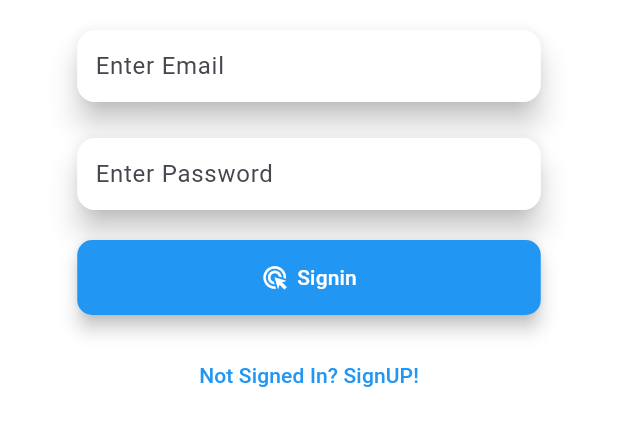
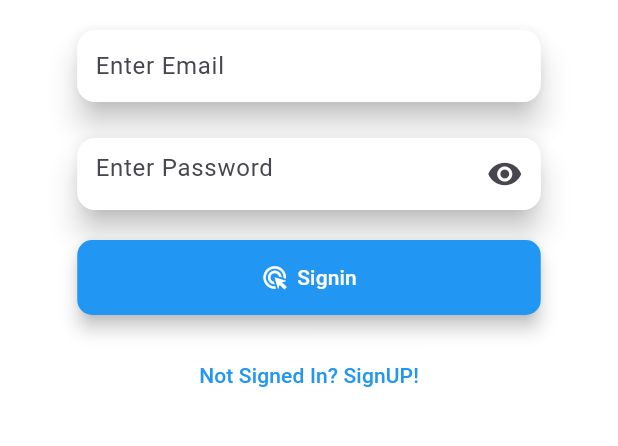
Before and after one commit to billthecoder046/disputeresolverai, a Flutter app: the screen it shows after launch, after a tap on "Not Signed In? SignUP!", after a tap on "Already Signed UP? SignIn!", on a phone screen of 412 x 824 dp, the part 360-806 px from its top. Run offline on Flutter 3.47's test engine with Material 3 defaults, Android fonts, the phone set to English and light mode, and no system bars; our stand-ins replace cloud_firestore, firebase_auth, firebase_core, firebase_storage, gap, get and 1 more; missing offline and left inert: image_picker_web, restartfromos; accounts and stored records are empty.

Commit message:
Add➕ hide and unhide Icon.

```diff
--- a/lib/screens/commonWidgets/fieldWidgets.dart
+++ b/lib/screens/commonWidgets/fieldWidgets.dart
@@ -4,13 +4,21 @@ import 'package:get/get.dart';
 class MyTextField extends StatefulWidget {
   TextEditingController myController = TextEditingController();
   String? hintText;
-  MyTextField({super.key, required this.myController, this.hintText});
+  bool isPasswordField;
+
+  MyTextField(
+      {super.key,
+      required this.myController,
+      this.hintText,
+      this.isPasswordField = false,});
 
   @override
   State<MyTextField> createState() => _MyTextFieldState();
 }
 
 class _MyTextFieldState extends State<MyTextField> {
+  bool _isObscured = true; // This controls password visibility
+
   @override
   Widget build(BuildContext context) {
     var size = MediaQuery.of(context).size;
@@ -20,20 +28,29 @@ class _MyTextFieldState extends State<MyTextField> {
         alignment: Alignment.center,
         padding: const EdgeInsets.only(left: 12),
         width: size.width * .75,
-        decoration:
-            BoxDecoration(color: Colors.white,
-                borderRadius: BorderRadius.circular(12.0)
-      //           borderRadius: BorderRadius.only(
-      //           bottomLeft: Radius.circular(26.0),
-      //   topRight: Radius.circular(26.0),
-      // )
-
-            ),
-        child:  TextField(
+        decoration: BoxDecoration(
+            color: Colors.white, borderRadius: BorderRadius.circular(12.0)),
+        child: TextField(
+          obscuringCharacter: '*',
           controller: widget.myController,
+          obscureText: widget.isPasswordField ? _isObscured : false,
+          // Show/hide password
           decoration: InputDecoration(
             border: InputBorder.none, // Removes the underline
-            hintText: widget.hintText??"Enter value",
+            hintText: widget.hintText ?? "Enter value",
+            suffixIcon: widget.isPasswordField
+                ? IconButton(
+                    icon: Icon(
+                      _isObscured ? Icons.visibility : Icons.visibility_off,
+                    ),
+                    onPressed: () {
+                      setState(() {
+                        _isObscured =
+                            !_isObscured; // Toggle password visibility
+                      });
+                    },
+                  )
+                : null,
           ),
         ),
       ),
--- a/lib/screens/login_screen/login_screen_view.dart
+++ b/lib/screens/login_screen/login_screen_view.dart
@@ -8,8 +8,9 @@ import 'package:gap/gap.dart';
 import 'package:get/get.dart';
 import 'package:image_picker_web/image_picker_web.dart';
 import 'package:responsive_framework/responsive_framework.dart';
+import 'package:restartfromos/restartatos.dart';
+import 'login_screen_logic.dart';
 
-import 'login_screen_logic.dart';
 
 class Login_screenPage extends StatefulWidget {
   @override
@@ -91,7 +92,7 @@ class _Login_screenPageState extends State<Login_screenPage> {
         Gap(16),
         MyTextField(myController: logic.emailC, hintText: "Enter Email"),
         Gap(16),
-        MyTextField(myController: logic.passC, hintText: "Enter Password"),
+        MyTextField(myController: logic.passC, hintText: "Enter Password",isPasswordField: true,),
         Gap(16),
         myFirstButton(
           myFunction: () async {
@@ -161,7 +162,7 @@ class _Login_screenPageState extends State<Login_screenPage> {
         Gap(16),
         MyTextField(myController: logic.emailC, hintText: "Enter Email"),
         Gap(16),
-        MyTextField(myController: logic.passC, hintText: "Enter Password"),
+        MyTextField(myController: logic.passC, hintText: "Enter Password",isPasswordField: true,),
         Gap(16),
         myFirstButton(
           myFunction: () async {
@@ -180,7 +181,7 @@ class _Login_screenPageState extends State<Login_screenPage> {
 
               // Show a successful upload animation/snackbar
               Get.snackbar(
-                "Success",
+                "Thanks for your time❤️",
                 "Image uploaded successfully!",
                 backgroundColor: Colors.green,
                 snackPosition: SnackPosition.BOTTOM,
--- a/pubspec.yaml
+++ b/pubspec.yaml
@@ -46,6 +46,7 @@ dependencies:
   image_picker_web: ^4.0.0
   image_picker: ^1.1.2
   firebase_storage: ^12.2.0
+  restartfromos: ^0.0.3
 
 dev_dependencies:
   flutter_test:
```
Also changed, not shown: lib/screens/login_screen/login_screen_logic.dart (+59 -28 lines), lib/screens/home/home_view.dart (line endings or trailing spaces), pubspec.lock.
